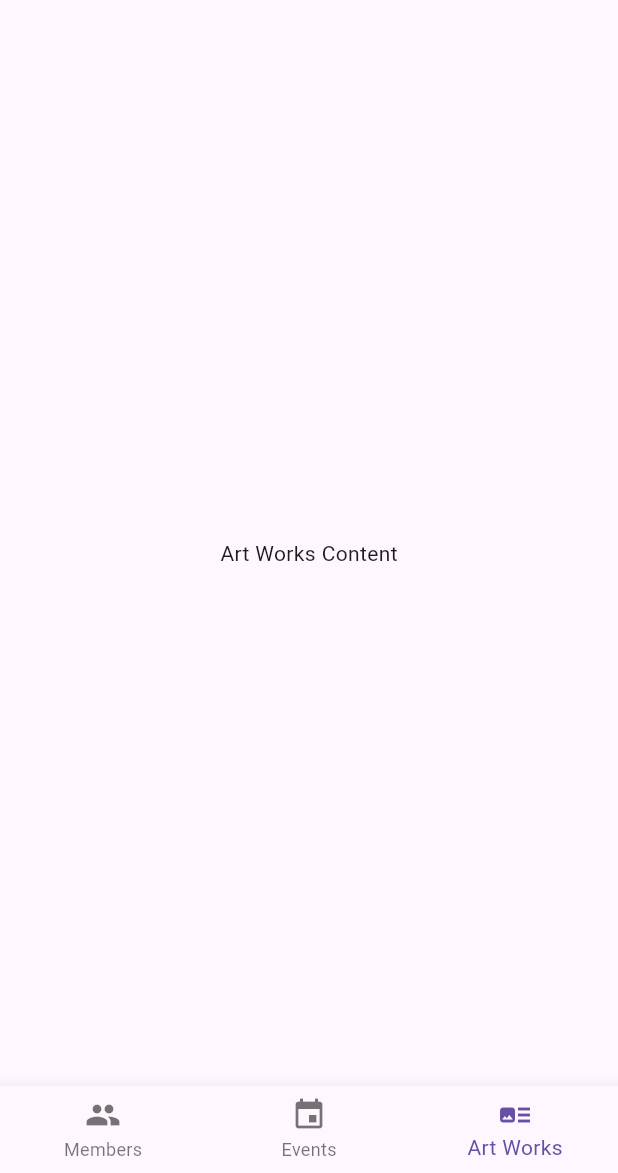
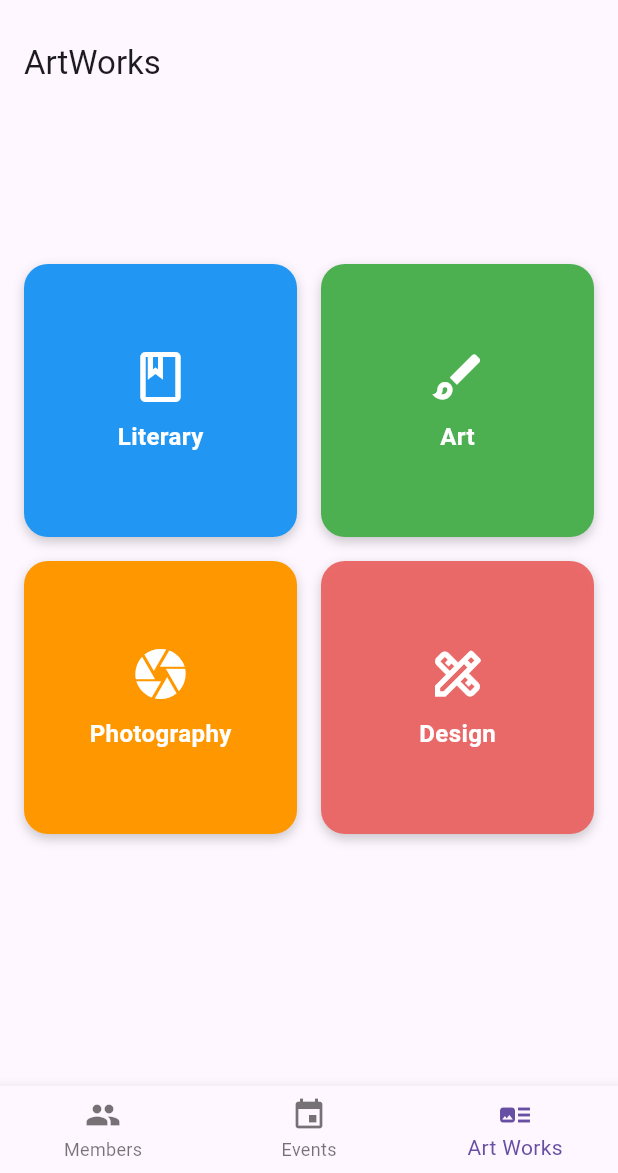
Before and after one commit to EuclidStellar/kaleidoscope.fp, a Flutter app: the HomeScreenPage screen opened directly, item 3 of the bottom bar chosen, on a phone screen of 412 x 824 dp, the part 63-1236 px from its top. Run offline on Flutter 3.47's test engine with Material 3 defaults, Android fonts, the phone set to English and light mode, and no system bars; our stand-ins replace action_slider, cloud_firestore, firebase_auth, firebase_core, qr_flutter, shared_preferences; accounts and stored records are empty; network calls fail.

Commit message:
done for the day

```diff
--- a/lib/auth/home.dart
+++ b/lib/auth/home.dart
@@ -1,4 +1,5 @@
 import 'package:flutter/material.dart';
+import 'package:kaleidoscope_fp/screens/artworks.dart';
 import 'package:kaleidoscope_fp/screens/events.dart';
 import 'package:kaleidoscope_fp/screens/member.dart';
 
@@ -69,12 +70,3 @@ class _HomeScreenPageState extends State<HomeScreenPage> {
     );
   }
 }
-
-class ArtWorksTab extends StatelessWidget {
-  @override
-  Widget build(BuildContext context) {
-    return const Center(
-      child: Text('Art Works Content'),
-    );
-  }
-}
--- /dev/null
+++ b/lib/screens/art.dart
@@ -0,0 +1,10 @@
+import 'package:flutter/material.dart';
+
+class Art extends StatelessWidget {
+  const Art({super.key});
+
+  @override
+  Widget build(BuildContext context) {
+    return Container();
+  }
+}
--- /dev/null
+++ b/lib/screens/artworks.dart
@@ -0,0 +1,113 @@
+import 'package:flutter/material.dart';
+import 'package:kaleidoscope_fp/screens/art.dart';
+import 'package:kaleidoscope_fp/screens/design.dart';
+import 'package:kaleidoscope_fp/screens/literary.dart';
+import 'package:kaleidoscope_fp/screens/photography.dart';
+
+class ArtWorksTab extends StatelessWidget {
+
+
+
+  @override
+  Widget build(BuildContext context) {
+    return Scaffold(
+      appBar: AppBar(
+        title: const Text('ArtWorks'),
+        //centerTitle: true,
+      ),
+      body: Column(
+        children: [
+
+          const SizedBox(height: 90),
+          Expanded(
+            child: Padding(
+              padding: const EdgeInsets.all(16.0),
+              child: GridView.count(
+                crossAxisCount: 2,
+                crossAxisSpacing: 16,
+                mainAxisSpacing: 16,
+                children: [
+                  _buildGridItem(
+                    context,
+                    'Literary',
+                       Literay(),
+                    Icons.book_outlined,
+                    Colors.blue,
+                  ),
+                  _buildGridItem(
+                    context,
+                    'Art',
+                    Art(),
+                    Icons.brush_outlined,
+                    Colors.green,
+                  ),
+                  _buildGridItem(
+                    context,
+                    'Photography',
+                   Photography(),
+                    Icons.camera,
+                    Colors.orange,
+                  ),
+                  _buildGridItem(
+                    context,
+                    'Design',
+                    Design(),
+                    Icons.design_services_outlined,
+                    const Color.fromARGB(247, 234, 102, 102),
+                  ),
+                ],
+              ),
+            ),
+          )
+                  ],
+      ),
+    );
+  }
+}
+
+Widget _buildGridItem(
+  BuildContext context,
+  String text,
+  Widget destination,
+  IconData icon,
+  Color color,
+) {
+  return GestureDetector(
+    onTap: () {
+      Navigator.push(
+          context, MaterialPageRoute(builder: (context) => destination));
+    },
+    child: Container(
+      decoration: BoxDecoration(
+        color: color,
+        borderRadius: BorderRadius.circular(16),
+        boxShadow: [
+          BoxShadow(
+            color: Colors.black.withOpacity(0.2),
+            blurRadius: 6,
+            offset: const Offset(0, 3),
+          ),
+        ],
+      ),
+      child: Column(
+        mainAxisAlignment: MainAxisAlignment.center,
+        children: [
+          Icon(
+            icon,
+            size: 40,
+            color: Colors.white,
+          ),
+          const SizedBox(height: 8),
+          Text(
+            text,
+            style: const TextStyle(
+              fontSize: 16,
+              color: Colors.white,
+              fontWeight: FontWeight.bold,
+            ),
+          ),
+        ],
+      ),
+    ),
+  );
+}
--- /dev/null
+++ b/lib/screens/design.dart
@@ -0,0 +1,10 @@
+import 'package:flutter/material.dart';
+
+class Design extends StatelessWidget {
+  const Design({super.key});
+
+  @override
+  Widget build(BuildContext context) {
+    return Container();
+  }
+}
--- /dev/null
+++ b/lib/screens/literary.dart
@@ -0,0 +1,10 @@
+import 'package:flutter/material.dart';
+
+class Literay extends StatelessWidget {
+  const Literay({super.key});
+
+  @override
+  Widget build(BuildContext context) {
+    return Container();
+  }
+}
--- /dev/null
+++ b/lib/screens/photography.dart
@@ -0,0 +1,10 @@
+import 'package:flutter/material.dart';
+
+class Photography extends StatelessWidget {
+  const Photography({super.key});
+
+  @override
+  Widget build(BuildContext context) {
+    return Container();
+  }
+}
```
